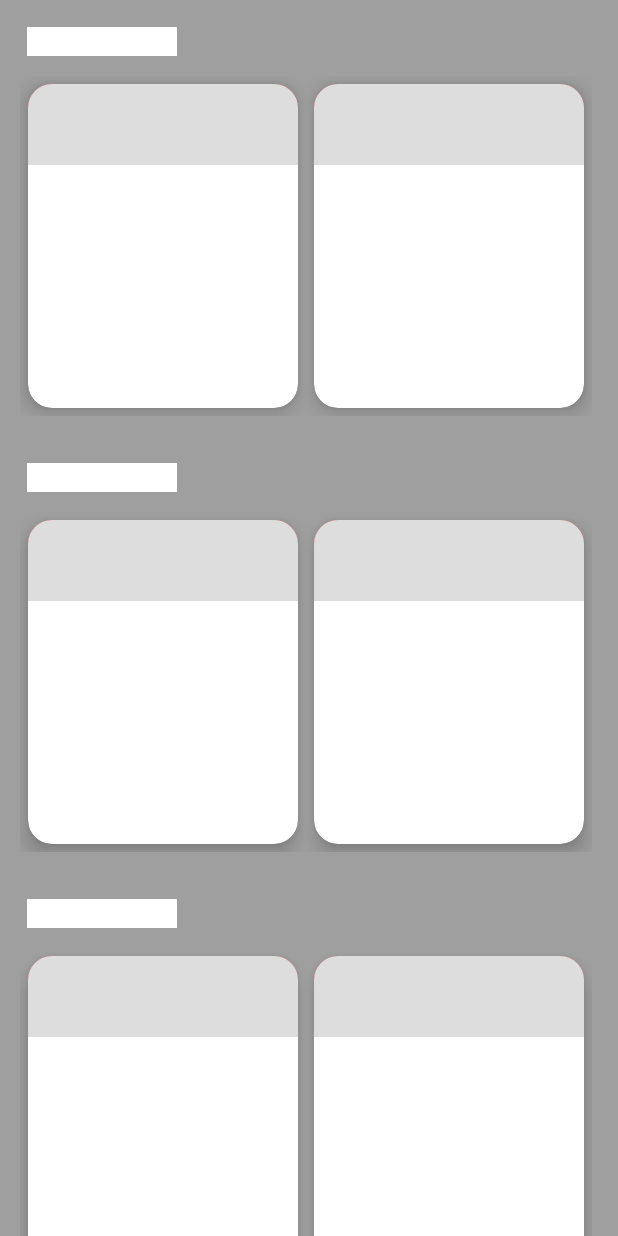
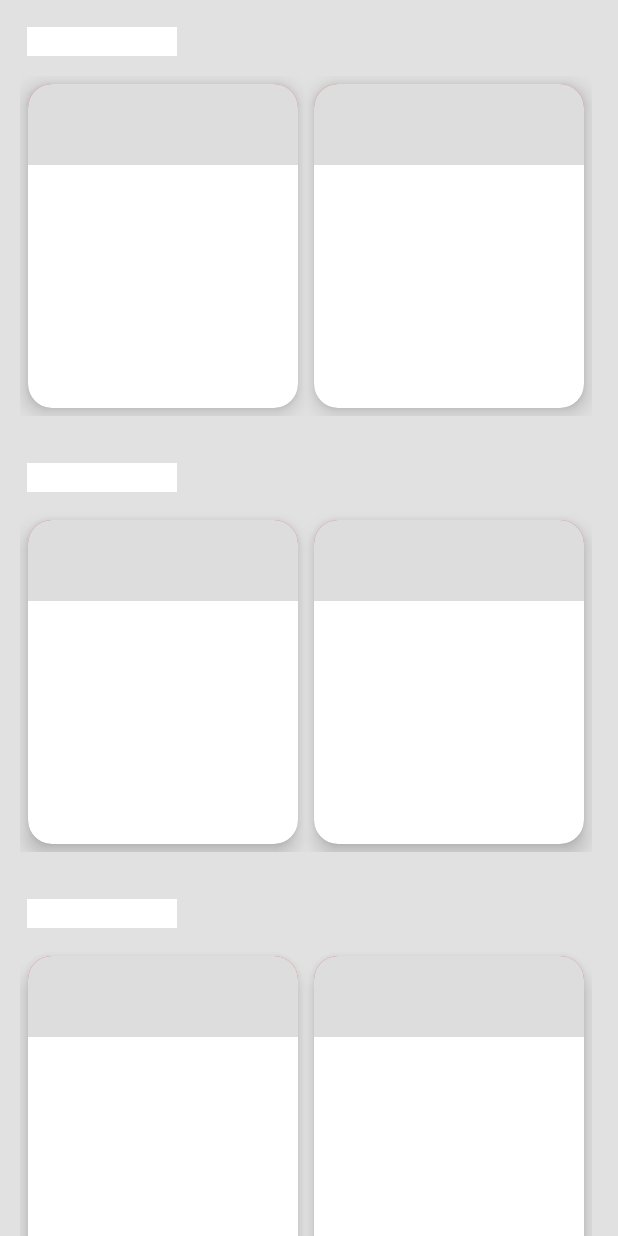
Before and after one commit to Didier123Argel/socio-infonavit-android, an Android app: the layout fragment_home.xml on its own in the app's theme, with its tools: preview values and no code run, on a phone screen of 412 x 824 dp. Run offline under Robolectric (Android 15) with nearby library versions, the phone set to English and light mode, and no system bars; network calls fail.

```diff
--- a/app/src/main/java/com/nextia/socioinfonavit/domain/apis/UserApi.kt
+++ b/app/src/main/java/com/nextia/socioinfonavit/domain/apis/UserApi.kt
@@ -3,7 +3,6 @@ package com.nextia.socioinfonavit.domain.apis
 import com.nextia.socioinfonavit.data.dto.*
 import retrofit2.Call
 import retrofit2.http.Body
-import retrofit2.http.DELETE
 import retrofit2.http.GET
 import retrofit2.http.POST
 
@@ -13,9 +12,6 @@ interface UserApi {
         @Body request: UserRequest
     ): Call<UserResponse>
 
-    @DELETE("logout/")
-    fun logout(): Call<Unit>
-
     @GET("v1/member/landing_benevits/")
     fun getBenevits():Call<BenevitResponse>
 }
--- a/app/src/main/res/layout/fragment_home.xml
+++ b/app/src/main/res/layout/fragment_home.xml
@@ -7,7 +7,7 @@
     <androidx.constraintlayout.widget.ConstraintLayout
         android:layout_width="match_parent"
         android:layout_height="match_parent"
-        android:background="@color/gray">
+        android:background="@color/gray_light">
 
         <com.facebook.shimmer.ShimmerFrameLayout
             android:id="@+id/shimmerFrameLayout"
--- a/app/src/main/res/layout/item_shimmer_purse.xml
+++ b/app/src/main/res/layout/item_shimmer_purse.xml
@@ -1,5 +1,6 @@
 <?xml version="1.0" encoding="utf-8"?>
-<androidx.constraintlayout.widget.ConstraintLayout android:layout_width="match_parent"
+<androidx.constraintlayout.widget.ConstraintLayout
+    android:layout_width="match_parent"
     android:layout_height="wrap_content"
     xmlns:android="http://schemas.android.com/apk/res/android"
     xmlns:app="http://schemas.android.com/apk/res-auto"
@@ -29,8 +30,7 @@
         <LinearLayout
             android:id="@+id/rvPurchase"
             android:layout_width="match_parent"
-            android:layout_height="match_parent"
-            >
+            android:layout_height="match_parent">
 
             <include
                 android:id="@+id/shimmerOne"
--- a/app/src/main/res/values/colors.xml
+++ b/app/src/main/res/values/colors.xml
@@ -9,6 +9,7 @@
     <color name="white">#FFFFFFFF</color>
     <color name="red">#EC5056</color>
     <color name="gray">#9F9F9F</color>
+    <color name="gray_light">#E1E1E1</color>
     <color name="colorGrey">#dddddd</color>
 
 </resources>
```
Also changed, not shown: app/src/main/java/com/nextia/socioinfonavit/data/repositories/UserRepositoryImplement.kt (+2 -8 lines).
